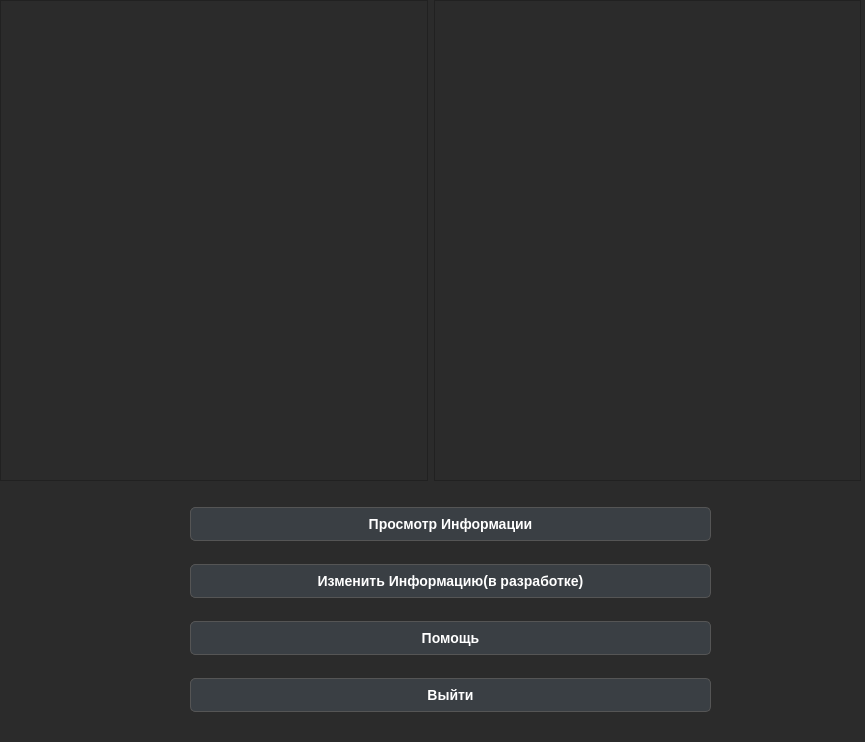
Qt form admin.ui (Gerakl1123/ARDA_Stud_Manager) before a commit.
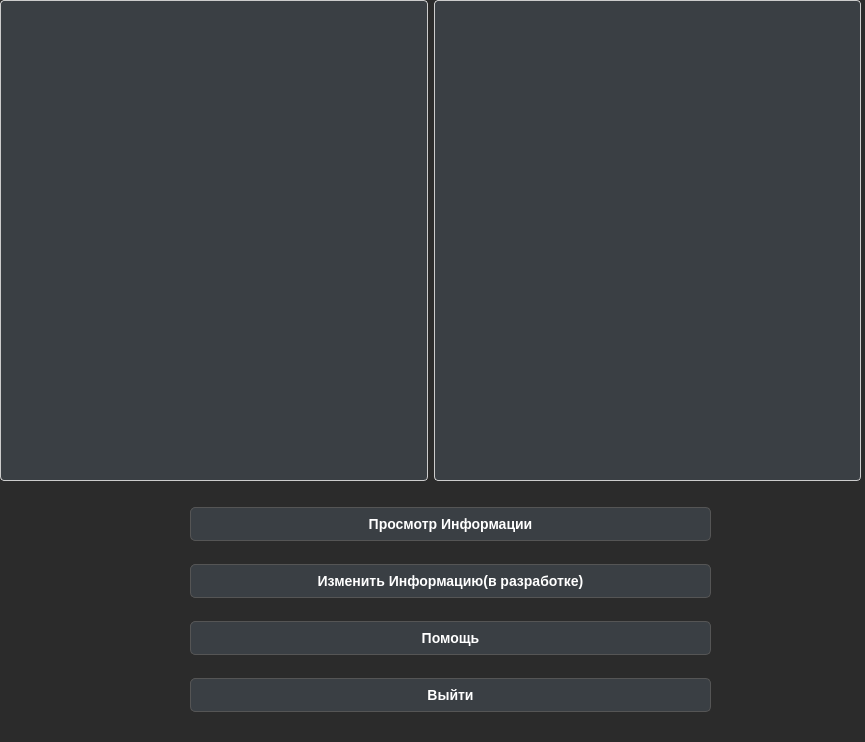
The same form after that commit.

The edit to the form file:
```diff
--- a/admin.ui
+++ b/admin.ui
@@ -54,30 +54,7 @@
     color: #FFFFFF;
 }
 
-/* QComboBox */
-QComboBox {
-    background-color: #3A3F44;
-    border: 1px solid #555555;
-    border-radius: 4px;
-    padding: 5px;
-    color: #FFFFFF;
-}
 
-QComboBox QAbstractItemView {
-    background-color: #3A3F44;
-    selection-background-color: #1E90FF;
-    color: #FFFFFF;
-}
-
-/* QTableView */
-QTableView {
-    background-color: #323232;
-    gridline-color: #555555;
-    color: #FFFFFF;
-    selection-background-color: #1E90FF;
-    selection-color: #FFFFFF;
-    font-size: 13px;
-}
 
 QHeaderView::section {
     background-color: #3A3F44;
@@ -86,55 +63,33 @@
     border: 1px solid #555555;
     font-weight: bold;
 }
-
-/* QCheckBox */
-QCheckBox {
-    color: #E0E0E0;
-}
-
-/* QTabWidget */
-QTabWidget::pane {
-    border: 1px solid #555555;
-}
-
-QTabBar::tab {
+QListView {
     background-color: #3A3F44;
-    color: #FFFFFF;
-    padding: 8px 16px;
-    border: 1px solid #555555;
-    border-bottom-color: #2B2B2B;
-    border-top-left-radius: 4px;
-    border-top-right-radius: 4px;
+    border: 1px solid #cccccc;
+    border-radius: 4px;
+    padding: 5px;
+    selection-background-color: #e3f2fd;
+    selection-color: #1976d2;
+    outline: none; /* Убираем пунктирную рамку при фокусе */
 }
 
-QTabBar::tab:selected {
-    background-color: #1E90FF;
-    color: #FFFFFF;
-    border-bottom-color: #1E90FF;
+QListView::item {
+    height: 30px;
+    padding: 5px;
+    border-bottom: 1px solid #f0f0f0;
 }
 
-/* ScrollBar */
-QScrollBar:vertical {
-    border: none;
-    background: #2B2B2B;
-    width: 12px;
-    margin: 0px 0px 0px 0px;
+QListView::item:hover {
+    background-color: #f8f9fa;
 }
 
-QScrollBar::handle:vertical {
-    background: #50555A;
-    min-height: 20px;
-    border-radius: 5px;
+QListView::item:selected {
+    background-color: #2196f3;
+    color: white;
+    border-radius: 3px;
 }
 
-QScrollBar::handle:vertical:hover {
-    background: #1E90FF;
-}
-
-QScrollBar::add-line:vertical,
-QScrollBar::sub-line:vertical {
-    height: 0px;
-}</string>
+</string>
   </property>
   <widget class="QWidget" name="verticalLayoutWidget">
    <property name="geometry">
```
